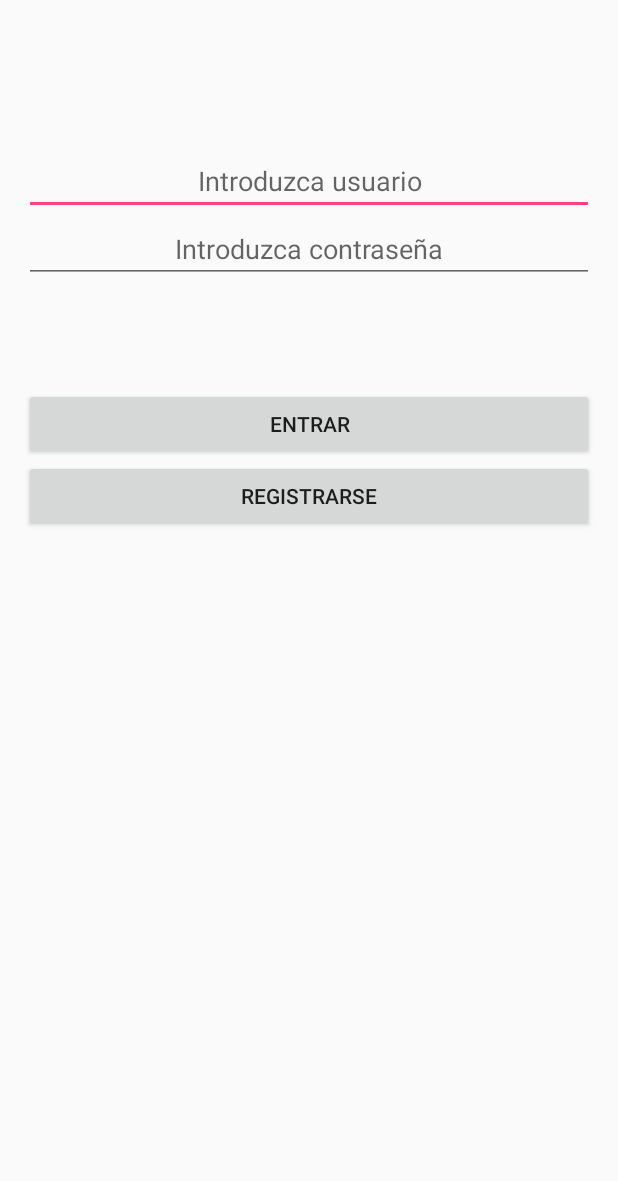
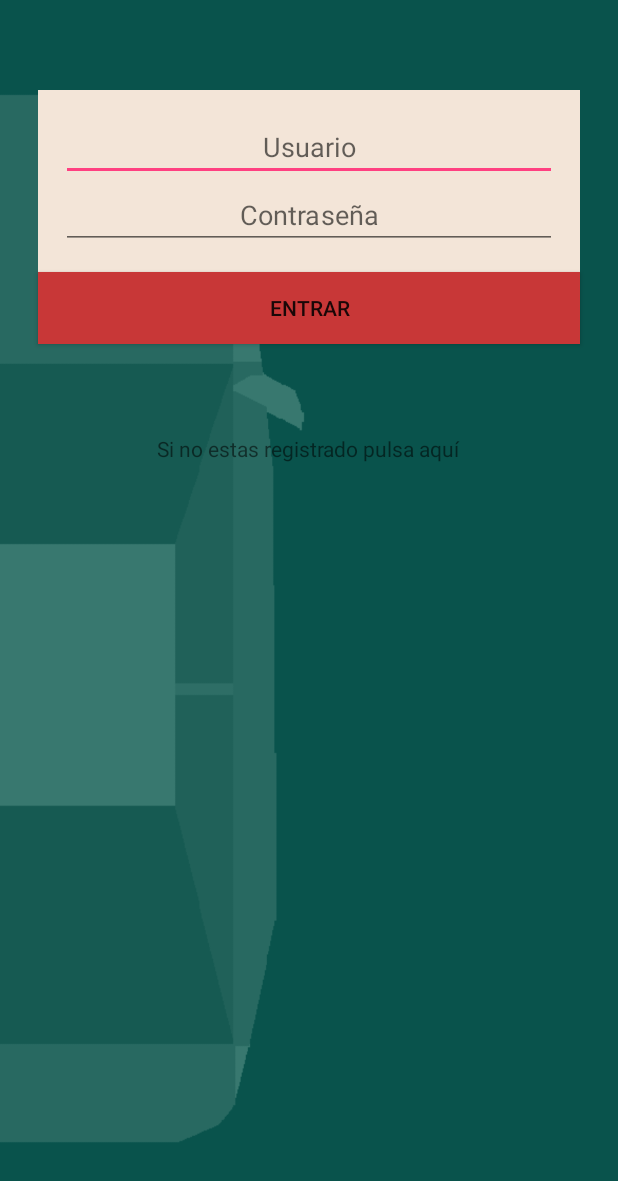
Before and after one commit to javtau/MocMocApp, an Android app: the screen it shows after launch (Loggin), on a phone screen of 412 x 824 dp. Shown: the top 1181 px of the screen. Run offline under Robolectric (Android 15) with nearby library versions, the phone set to English and light mode, and no system bars; our stand-ins replace Firebase (no records; nobody signed in at launch, a user with empty details on screens opened directly).

Commit message:
Modificaciones en Login Activity

```diff
--- a/app/src/main/AndroidManifest.xml
+++ b/app/src/main/AndroidManifest.xml
@@ -8,7 +8,6 @@
         android:screenOrientation="portrait"
         android:supportsRtl="true"
         android:theme="@style/AppTheme">
-
         <activity
             android:name=".UI.MainActivity"
             android:label="@string/activiti1_name"
@@ -25,9 +24,10 @@
             android:label="@string/activiti2_name"
             android:screenOrientation="portrait" />
         <activity
-            android:name=".UI.Register"
+            android:name=".UI.register"
             android:label="@string/activiti3_name"
-            android:screenOrientation="portrait"></activity>
+            android:screenOrientation="portrait" />
+        <activity android:name=".UI.Splash"></activity>
     </application>
 
 </manifest>
--- /dev/null
+++ b/app/src/main/java/com/jjv/proyectointegradorv1/UI/Splash.java
@@ -0,0 +1,15 @@
+package com.jjv.proyectointegradorv1.UI;
+
+import android.support.v7.app.AppCompatActivity;
+import android.os.Bundle;
+
+import com.jjv.proyectointegradorv1.R;
+
+public class Splash extends AppCompatActivity {
+
+    @Override
+    protected void onCreate(Bundle savedInstanceState) {
+        super.onCreate(savedInstanceState);
+        setContentView(R.layout.activity_splash);
+    }
+}
--- /dev/null
+++ b/app/src/main/res/drawable/button_custom.xml
@@ -0,0 +1,6 @@
+<?xml version="1.0" encoding="utf-8"?>
+<selector xmlns:android="http://schemas.android.com/apk/res/android">
+    <item android:drawable="@color/colorRojo"/>
+    <item android:drawable="@color/colorRojoSuave"
+        android:state_pressed="true"/>
+</selector>
--- a/app/src/main/res/layout/activity_loggin.xml
+++ b/app/src/main/res/layout/activity_loggin.xml
@@ -1,26 +1,40 @@
 <?xml version="1.0" encoding="utf-8"?>
 <RelativeLayout xmlns:android="http://schemas.android.com/apk/res/android"
+    xmlns:app="http://schemas.android.com/apk/res-auto"
     xmlns:tools="http://schemas.android.com/tools"
     android:id="@+id/activity_loggin"
     android:layout_width="match_parent"
     android:layout_height="match_parent"
-    android:paddingBottom="@dimen/activity_vertical_margin"
-    android:paddingLeft="@dimen/activity_horizontal_margin"
-    android:paddingRight="@dimen/activity_horizontal_margin"
-    android:paddingTop="@dimen/activity_vertical_margin"
     tools:context="com.jjv.proyectointegradorv1.UI.Loggin">
+
+    <ImageView
+        app:srcCompat="@drawable/background"
+        android:id="@+id/imagenFondo"
+        style="@style/BackgroundStyle" />
+    <LinearLayout
+        android:layout_width="match_parent"
+        android:padding="@dimen/padding_linear"
+        android:orientation="vertical"
+        android:layout_height="wrap_content"
+        android:id="@+id/linearLayout"
+        android:layout_marginTop="@dimen/topMargin_linear"
+        android:layout_marginLeft="@dimen/leftMargin_linear"
+        android:layout_marginRight="@dimen/rightMargin_linear"
+        android:background="@color/colorBlanco"
+        >
 
         <EditText
             android:layout_width="match_parent"
             android:layout_height="wrap_content"
             android:inputType="textPersonName"
             android:ems="10"
-        android:layout_marginTop="82dp"
             android:id="@+id/txt_name"
             android:layout_alignParentTop="true"
             android:layout_alignParentStart="true"
             android:textAlignment="center"
-        android:hint="@string/hint_user" />
+            android:hint="@string/hint_user"
+            android:layout_centerVertical="true"
+            android:layout_centerHorizontal="true"/>
 
         <EditText
             android:layout_width="match_parent"
@@ -32,23 +46,28 @@
             android:id="@+id/txt_contraseña"
             android:textAlignment="center"
             android:hint="@string/hint_pass" />
+    </LinearLayout>
 
     <Button
+
         android:layout_width="match_parent"
         android:layout_height="wrap_content"
-        android:layout_below="@+id/btn_login"
-        android:layout_alignStart="@+id/btn_login"
-        android:id="@+id/btn_register"
-        android:text="@string/btn_register"
-        android:onClick="registrar" />
-
-    <Button
-        android:layout_width="match_parent"
-        android:layout_height="wrap_content"
-        android:layout_marginTop="70dp"
+        android:layout_marginRight="@dimen/rightMargin_linear"
+        android:layout_marginLeft="@dimen/leftMargin_linear"
         android:id="@+id/btn_login"
-        android:layout_below="@+id/txt_contraseña"
+        android:layout_below="@+id/linearLayout"
         android:layout_centerHorizontal="true"
         android:text="@string/btn_login"
+        android:background="@drawable/button_custom"
         android:onClick="ingresar" />
+
+    <TextView
+        android:text="@string/msg_sin_registro"
+        android:layout_width="wrap_content"
+        android:layout_height="wrap_content"
+        android:layout_below="@+id/btn_login"
+        android:layout_centerHorizontal="true"
+        android:layout_marginTop="60dp"
+        android:id="@+id/tvMsgSinRegistro"
+        android:onClick="registrar"/>
 </RelativeLayout>
--- /dev/null
+++ b/app/src/main/res/layout/activity_splash.xml
@@ -0,0 +1,13 @@
+<?xml version="1.0" encoding="utf-8"?>
+<RelativeLayout xmlns:android="http://schemas.android.com/apk/res/android"
+    xmlns:tools="http://schemas.android.com/tools"
+    android:id="@+id/activity_splash"
+    android:layout_width="match_parent"
+    android:layout_height="match_parent"
+    android:paddingBottom="@dimen/activity_vertical_margin"
+    android:paddingLeft="@dimen/activity_horizontal_margin"
+    android:paddingRight="@dimen/activity_horizontal_margin"
+    android:paddingTop="@dimen/activity_vertical_margin"
+    tools:context="com.jjv.proyectointegradorv1.UI.Splash">
+
+</RelativeLayout>
--- a/app/src/main/res/values/colors.xml
+++ b/app/src/main/res/values/colors.xml
@@ -3,4 +3,8 @@
     <color name="colorPrimary">#3F51B5</color>
     <color name="colorPrimaryDark">#303F9F</color>
     <color name="colorAccent">#FF4081</color>
+    <color name="colorFondo">#fe09534c</color>
+    <color name="colorRojo">#c83737</color>
+    <color name="colorRojoSuave">#8fc83737</color>
+    <color name="colorBlanco">#F3E5D8</color>
 </resources>
--- a/app/src/main/res/values/dimens.xml
+++ b/app/src/main/res/values/dimens.xml
@@ -6,4 +6,8 @@
     <dimen name="Publicar_vertical_margin">20dp</dimen>
     <dimen name="fab_margin">16dp</dimen>
     <dimen name="appbar_padding_top">8dp</dimen>
+    <dimen name="topMargin_linear">60dp</dimen>
+    <dimen name="leftMargin_linear">25dp</dimen>
+    <dimen name="rightMargin_linear">25dp</dimen>
+    <dimen name="padding_linear">15dp</dimen>
 </resources>
--- a/app/src/main/res/values/strings.xml
+++ b/app/src/main/res/values/strings.xml
@@ -8,11 +8,11 @@
     <string name="fragment4_name">Chatear</string>
     <string name="action_closesession">Cerrar sesion</string>
     <string name="section_format">Estas en: %1$d</string>
-     <string name="hint_user">Introduzca usuario</string>
-    <string name="hint_pass">Introduzca contraseña</string>
-    <string name="hint_newuser">Introduzca usuario</string>
-    <string name="hint_newpass">Introduzca contraseña</string>
-    <string name="hint_newmail">Introduzca e-mail</string>
+    <string name="hint_user">Usuario</string>
+    <string name="hint_pass">Contraseña</string>
+    <string name="hint_newuser">Escribe un usuario</string>
+    <string name="hint_newpass">Escribe una contraseña</string>
+    <string name="hint_newmail">Introduce un e-mail</string>
     <string name="hint_origen">Seleccione origen</string>
     <string name="hint_destino">Seleccione destino</string>
     <string name="hint_precio">0</string>
@@ -37,4 +37,5 @@
     <string name="toast_usuario_creado">El usuario se a creado correctamente</string>
     <string name="toast_pwd_incorrecta">La contraseña no puede tener menos de 6 caracteres</string>
     <string name="publicacion_enviada">Tu viaje se ha publicado corectamente</string>
+    <string name="msg_sin_registro">Si no estas registrado pulsa aquí</string>
 </resources>
--- a/app/src/main/res/values/styles.xml
+++ b/app/src/main/res/values/styles.xml
@@ -17,4 +17,14 @@
 
     <style name="AppTheme.PopupOverlay" parent="ThemeOverlay.AppCompat.Light" />
 
+    <style name="BackgroundStyle">
+        <item name="android:layout_width">match_parent</item>
+        <item name="android:layout_height">match_parent</item>
+        <!-- BUSCAR -->
+        <item name="android:layout_alignParentStart">true</item>
+        <item name="android:layout_alignParentEnd">true</item>
+        <item name="android:scaleType">fitStart</item>
+        <item name="android:background">@drawable/background_fill</item>
+    </style>
+
 </resources>
```
Also changed, not shown: app/src/main/res/drawable/background.png (added), app/src/main/res/drawable/background_fill.png (added). Lines whose indentation alone changed are shown as unchanged.
